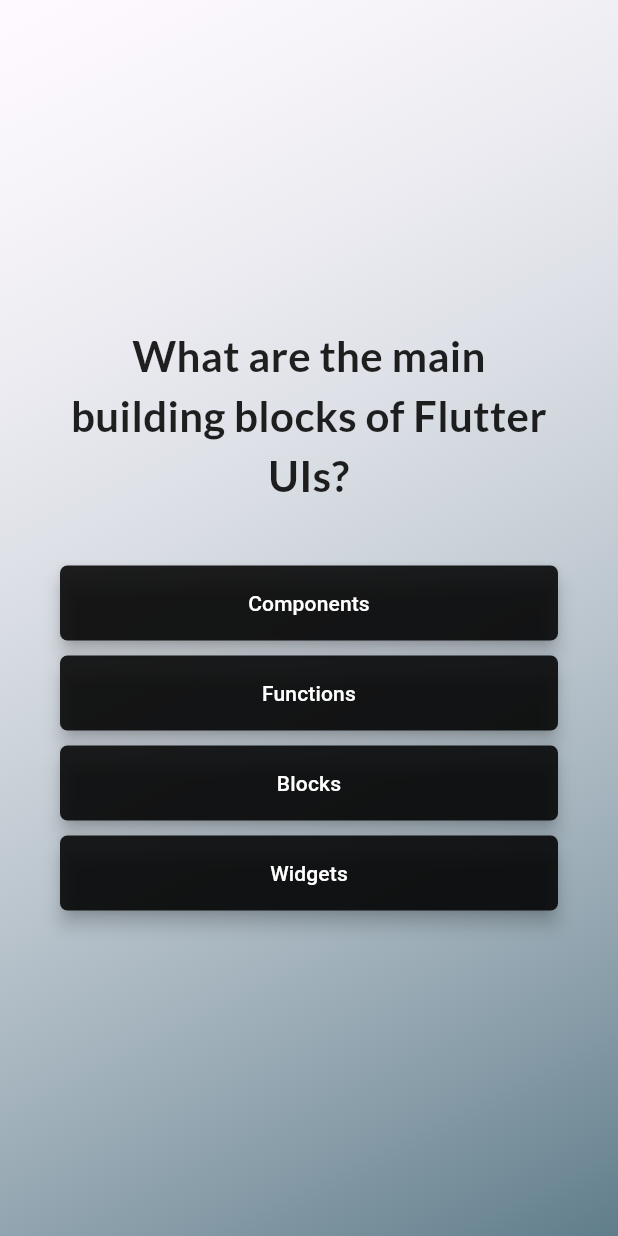
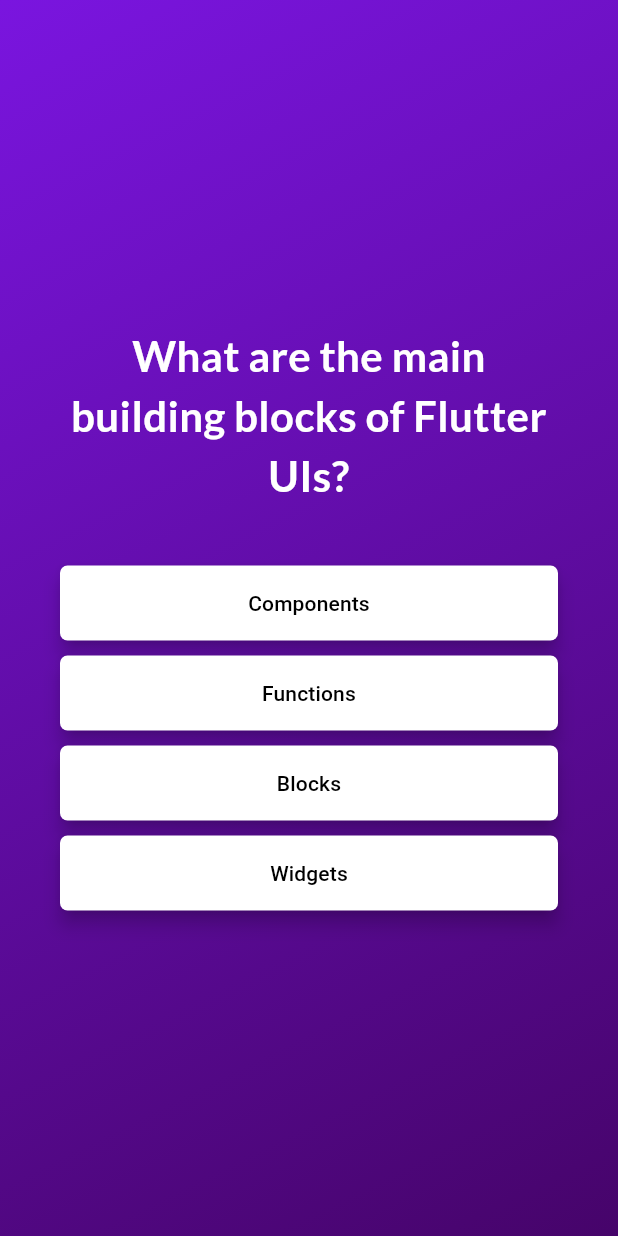
Before and after one commit to souravsathyan/flutter, a Flutter app: the screen it shows after launch, after a tap on "Start Quiz", on a phone screen of 412 x 824 dp. Run offline on Flutter 3.47's test engine with Material 3 defaults, Android fonts, the phone set to English and light mode, and no system bars; our stand-ins replace fl_chart, google_fonts.

Commit message:
completed quiz app

```diff
--- a/quiz_app/lib/answer_button.dart
+++ b/quiz_app/lib/answer_button.dart
@@ -14,8 +14,8 @@
         onPressed: onTap,
         style: ElevatedButton.styleFrom(
           padding: const EdgeInsets.symmetric(vertical: 15),
-          backgroundColor: Colors.black87,
-          foregroundColor: Colors.white,
+          backgroundColor: Colors.white,
+          foregroundColor: Colors.black,
           shape: RoundedRectangleBorder(borderRadius: BorderRadius.circular(5)),
           elevation: 5,
         ),
--- a/quiz_app/lib/home_screen.dart
+++ b/quiz_app/lib/home_screen.dart
@@ -15,13 +15,13 @@
           Image.asset(
             'assets/images/quiz-logo.png',
             width: 200,
-            color: const Color.fromARGB(150, 255, 255, 255),
+            color: const Color.fromARGB(255, 255, 255, 255),
           ),
           const SizedBox(height: 20),
           Text(
             'Learn flutter the fun way!',
             style: GoogleFonts.rubik(
-              color: Colors.black87,
+              color: Colors.white,
               fontSize: 24,
               fontWeight: FontWeight.bold,
             ),
--- a/quiz_app/lib/models/question_summary.dart
+++ b/quiz_app/lib/models/question_summary.dart
@@ -54,6 +54,7 @@
                               style: TextStyle(
                                 fontSize: 16,
                                 fontWeight: FontWeight.bold,
+                                color: Colors.white,
                               ),
                             ),
                             SizedBox(height: 5),
--- a/quiz_app/lib/models/results_charts.dart
+++ b/quiz_app/lib/models/results_charts.dart
@@ -66,7 +66,7 @@
                     titleStyle: const TextStyle(
                       fontSize: 16,
                       fontWeight: FontWeight.bold,
-                      color: Colors.black,
+                      color: Colors.white,
                     ),
                   );
                 }).toList(),
--- a/quiz_app/lib/question_screen.dart
+++ b/quiz_app/lib/question_screen.dart
@@ -38,7 +38,7 @@
             Text(
               currentQuestion.text,
               style: GoogleFonts.lato(
-                color: Colors.black87,
+                color: Colors.white,
                 fontWeight: FontWeight.bold,
                 fontSize: 28,
               ),
--- a/quiz_app/lib/quiz.dart
+++ b/quiz_app/lib/quiz.dart
@@ -75,7 +75,10 @@
         body: Container(
           decoration: BoxDecoration(
             gradient: LinearGradient(
-              colors: [Colors.white30, Colors.blueGrey],
+              colors: [
+                const Color.fromARGB(255, 122, 21, 223),
+                const Color.fromARGB(255, 70, 4, 106),
+              ],
               begin: Alignment.topLeft,
               end: Alignment.bottomRight,
             ),
```
Also changed, not shown: quiz_app/lib/results_screen.dart (+6 -2 lines).
